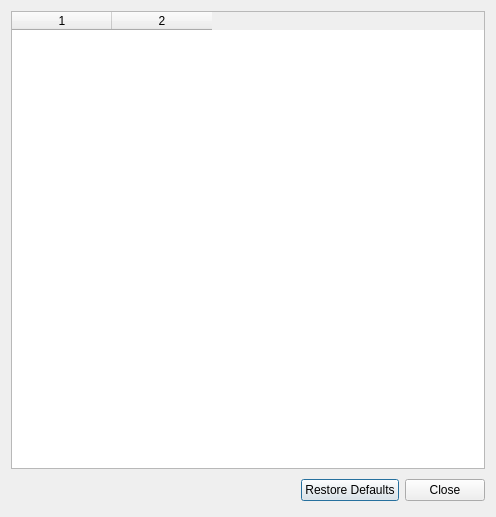
CsoundQt/CsoundQt, file src/keyboardshortcuts.ui: the form before one commit.
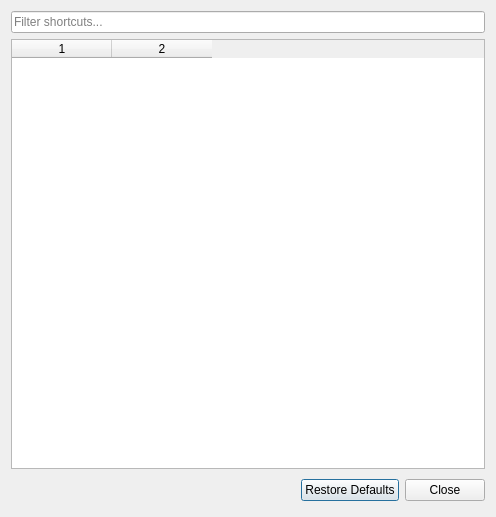
The form after the commit.

The edit to the form file:
```diff
--- a/src/keyboardshortcuts.ui
+++ b/src/keyboardshortcuts.ui
@@ -17,6 +17,16 @@
    <string>Keyboard Shortcuts</string>
   </property>
   <layout class="QVBoxLayout" name="verticalLayout_2">
+   <item>
+    <widget class="QLineEdit" name="filterLineEdit">
+     <property name="placeholderText">
+      <string>Filter shortcuts...</string>
+     </property>
+     <property name="clearButtonEnabled">
+      <bool>true</bool>
+     </property>
+    </widget>
+   </item>
    <item>
     <widget class="QTableWidget" name="tableWidget">
      <property name="minimumSize">
```
